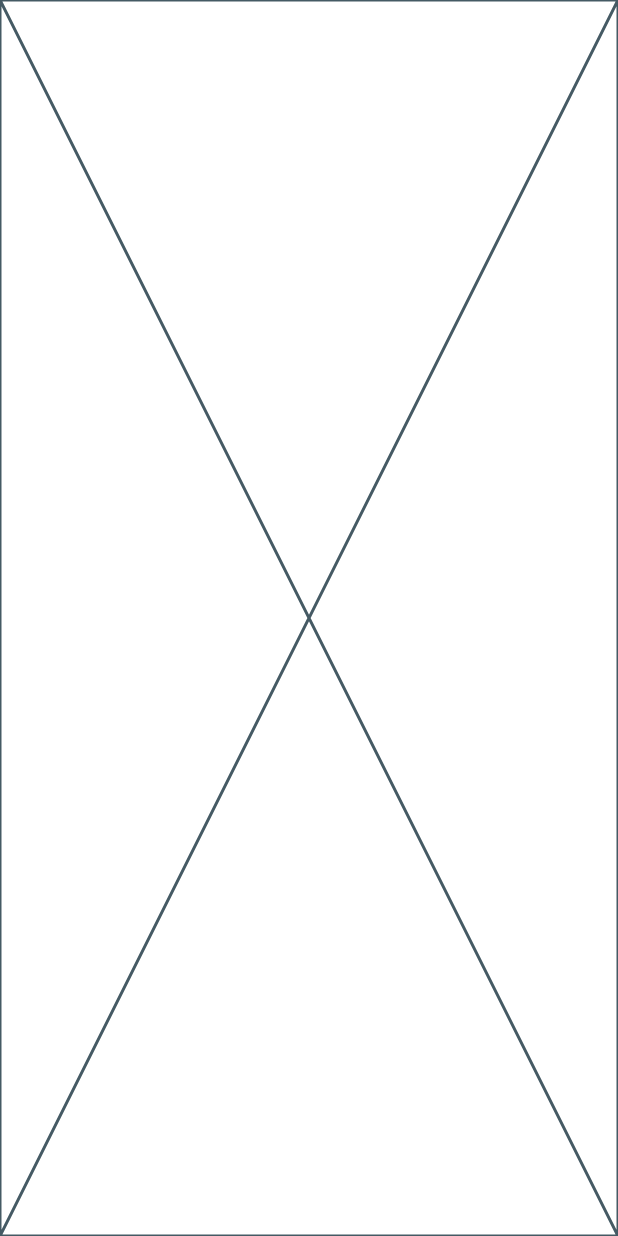
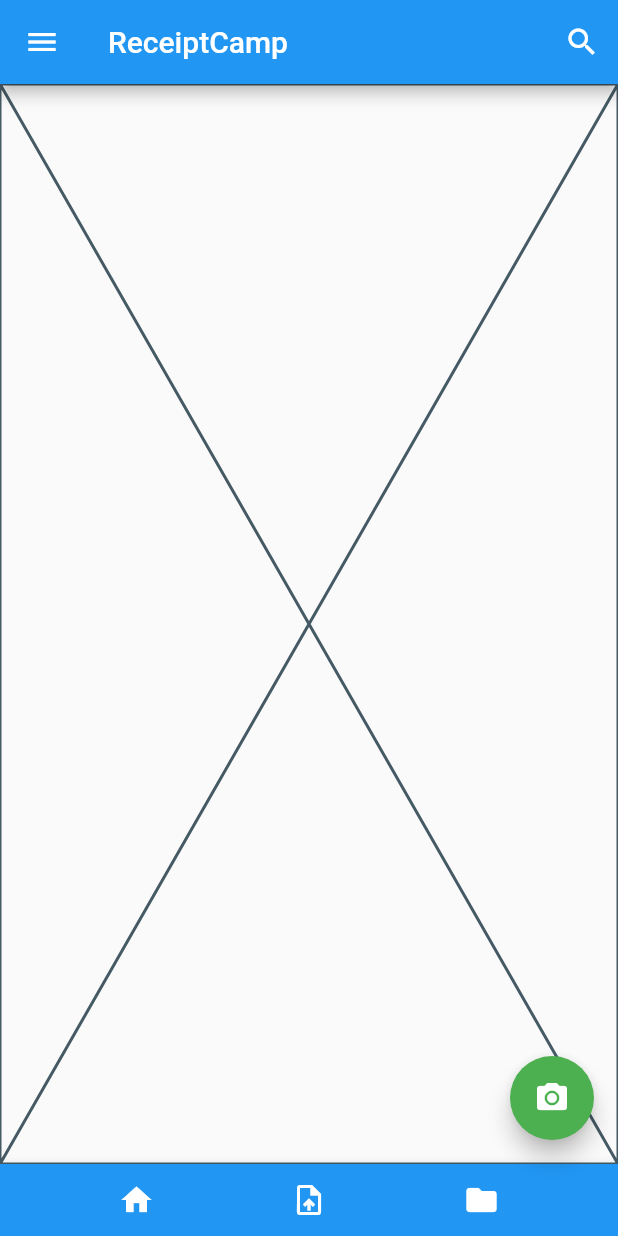
Before and after one commit to nilekell/receiptcamp_debug_select_multiple, a Flutter app: the screen it shows after launch, item 3 of the bottom bar chosen, on a phone screen of 412 x 824 dp. Run offline on Flutter 3.47's test engine with Material 2 defaults, Android fonts, the phone set to English and light mode, and no system bars; our stand-ins replace bloc, equatable, flutter_bloc, flutter_image_compress, image_picker, sqflite; missing offline and left inert: google_mlkit_text_recognition; accounts and stored records are empty.

Commit message:
WIP navigation between home & explorer

```diff
--- /dev/null
+++ b/lib/logic/blocs/explorer/explorer_bloc.dart
@@ -0,0 +1,24 @@
+import 'dart:async';
+
+import 'package:bloc/bloc.dart';
+import 'package:equatable/equatable.dart';
+import 'package:flutter/material.dart';
+
+part 'explorer_event.dart';
+part 'explorer_state.dart';
+
+class ExplorerBloc extends Bloc<ExplorerEvent, ExplorerState> {
+  ExplorerBloc() : super(ExplorerInitialState()) {
+    on<ExplorerInitialEvent>(explorerInitialEvent);
+    on<ExplorerNavigateToHomeEvent>(explorerNavigateToHomeEvent);
+  }
+
+  FutureOr<void> explorerInitialEvent(ExplorerInitialEvent event, Emitter<ExplorerState> emit) {
+    print('explorerInitialEvent');
+  }
+
+  FutureOr<void> explorerNavigateToHomeEvent(ExplorerNavigateToHomeEvent event, Emitter<ExplorerState> emit) {
+    print('homeNavigateToFileExplorerEvent');
+      emit(ExplorerNavigateToHomeState());
+  }
+}
--- /dev/null
+++ b/lib/logic/blocs/explorer/explorer_event.dart
@@ -0,0 +1,25 @@
+part of 'explorer_bloc.dart';
+
+abstract class ExplorerEvent extends Equatable {
+  const ExplorerEvent();
+
+  @override
+  List<Object> get props => [];
+}
+
+class ExplorerInitialEvent extends ExplorerEvent {}
+
+class ExplorerNavigateToHomeEvent extends ExplorerEvent {
+  const ExplorerNavigateToHomeEvent({required this.context});
+
+  final BuildContext context;
+
+  @override
+  List<Object> get props => [context];
+}
+
+// The following events are placeholders for future features
+
+class ExplorerNavigateToSearchEvent extends ExplorerEvent {}
+
+class ExplorerNavigateToSettingsEvent extends ExplorerEvent {}
--- /dev/null
+++ b/lib/logic/blocs/explorer/explorer_state.dart
@@ -0,0 +1,18 @@
+part of 'explorer_bloc.dart';
+
+abstract class ExplorerState extends Equatable {
+  const ExplorerState();
+
+  @override
+  List<Object> get props => [];
+}
+
+class ExplorerInitialState extends ExplorerState {}
+
+class ExplorerLoadingState extends ExplorerState {}
+
+class ExplorerSuccessState extends ExplorerState {}
+
+class ExplorerErrorState extends ExplorerState {}
+
+class ExplorerNavigateToHomeState extends ExplorerState {}
--- a/lib/presentation/screens/file_explorer.dart
+++ b/lib/presentation/screens/file_explorer.dart
@@ -1,5 +1,12 @@
-import 'package:flutter/src/widgets/framework.dart';
-import 'package:flutter/src/widgets/placeholder.dart';
+// ignore_for_file: avoid_types_as_parameter_names, non_constant_identifier_names
+
+import 'package:flutter/material.dart';
+import 'package:flutter_bloc/flutter_bloc.dart';
+import 'package:receiptcamp/logic/blocs/explorer/explorer_bloc.dart';
+import 'package:receiptcamp/logic/blocs/upload/upload_bloc.dart';
+import 'package:receiptcamp/presentation/ui/home/app_bar.dart';
+import 'package:receiptcamp/presentation/ui/home/drawer.dart';
+import 'package:receiptcamp/presentation/ui/home/nav_bar.dart';
 
 class FileExplorer extends StatefulWidget {
   const FileExplorer({super.key});
@@ -11,6 +18,60 @@ class FileExplorer extends StatefulWidget {
 class _FileExplorerState extends State<FileExplorer> {
   @override
   Widget build(BuildContext context) {
-    return const Placeholder();
+    return MultiBlocListener(
+        listeners: [
+          BlocListener<ExplorerBloc, ExplorerState>(
+            listener: (context, state) {
+              if (state is ExplorerLoadingState) {
+                print('ExplorerLoadingState');
+              } else if (state is ExplorerSuccessState) {
+                print('ExplorerSuccessState');
+              } else if (state is ExplorerErrorState) {
+                print('ExplorerFailureState');
+              } else if (state is ExplorerNavigateToHomeState) {
+                Navigator.of(context).pop();
+              }
+            },
+          ),
+          BlocListener<UploadBloc, UploadState>(
+            listener: (context, state) {
+              if (state is UploadSuccess) {
+                ScaffoldMessenger.of(context).showSnackBar(const SnackBar(
+                    content: Text('Receipt added successfully'),
+                    duration: Duration(milliseconds: 900)));
+              } else if (state is UploadFailed) {
+                ScaffoldMessenger.of(context).showSnackBar(const SnackBar(
+                    content: Text('Receipt failed to be saved'),
+                    duration: Duration(milliseconds: 900)));
+              }
+            },
+          ),
+        ],
+        child: BlocBuilder<ExplorerBloc, ExplorerState>(builder: (context, ExplorerState) {
+          return BlocBuilder<UploadBloc, UploadState>(
+              builder: (context, UploadState) {
+            switch (UploadState.runtimeType) {
+              case ExplorerLoadingState:
+                return const Scaffold(
+                    body: Center(child: CircularProgressIndicator()));
+              case ExplorerErrorState:
+                return const Scaffold(
+                    body: Center(child: Text('Failed to show Explorer Screen')));
+              default:
+                return Scaffold(
+                    drawer: const NavDrawer(),
+                    appBar: const HomeAppBar(),
+                    body: const Placeholder(),
+                    floatingActionButtonLocation:
+                        FloatingActionButtonLocation.endFloat,
+                    floatingActionButton: FloatingActionButton(
+                      onPressed: () {},
+                      backgroundColor: Colors.green,
+                      child: const Icon(Icons.camera_alt),
+                    ),
+                    bottomNavigationBar: const NavBar());
+            }
+          });
+        }));
   }
 }
```
